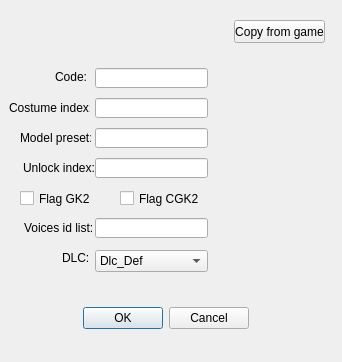
eterniti/xv2ins_common, file sloteditdialog.ui: the form before one commit.
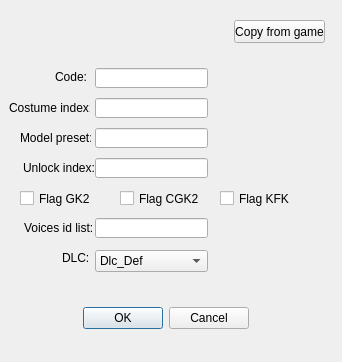
The form after the commit.

Commit message: kfk flag and new idb effect field

Patch:
```diff
--- a/sloteditdialog.ui
+++ b/sloteditdialog.ui
@@ -344,6 +344,19 @@
     <string>Flag CGK2</string>
    </property>
   </widget>
+  <widget class="QCheckBox" name="kfkCheck">
+   <property name="geometry">
+    <rect>
+     <x>220</x>
+     <y>190</y>
+     <width>75</width>
+     <height>17</height>
+    </rect>
+   </property>
+   <property name="text">
+    <string>Flag KFK</string>
+   </property>
+  </widget>
  </widget>
  <resources/>
  <connections>
```
The commit also changes 3 other files.
